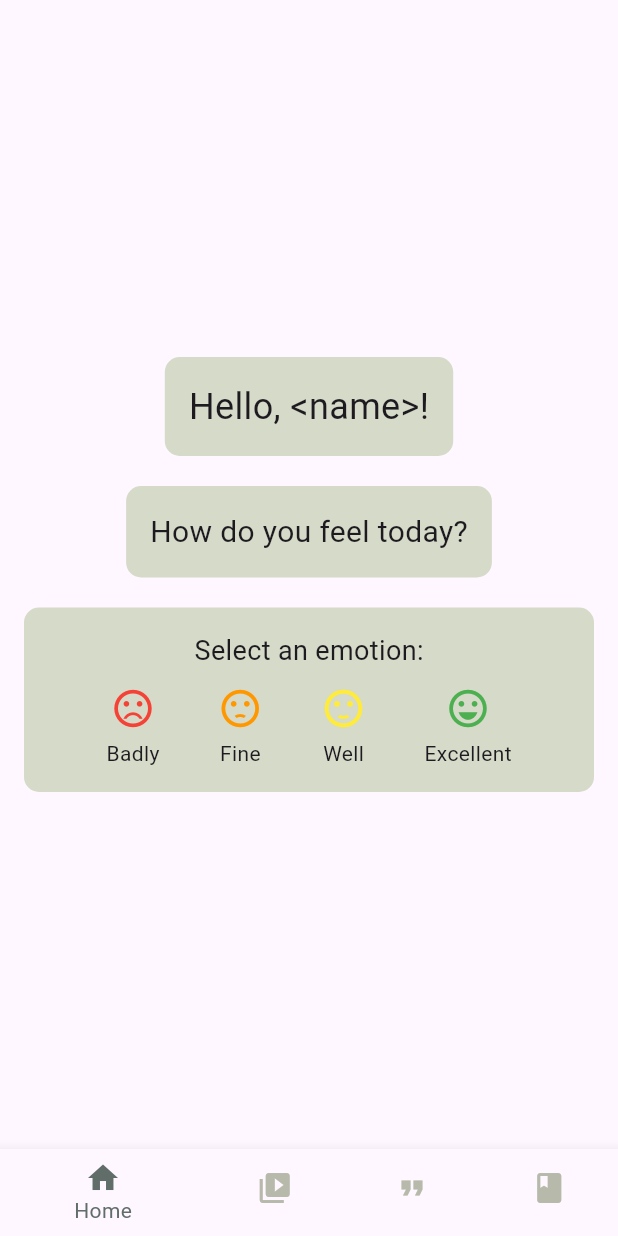
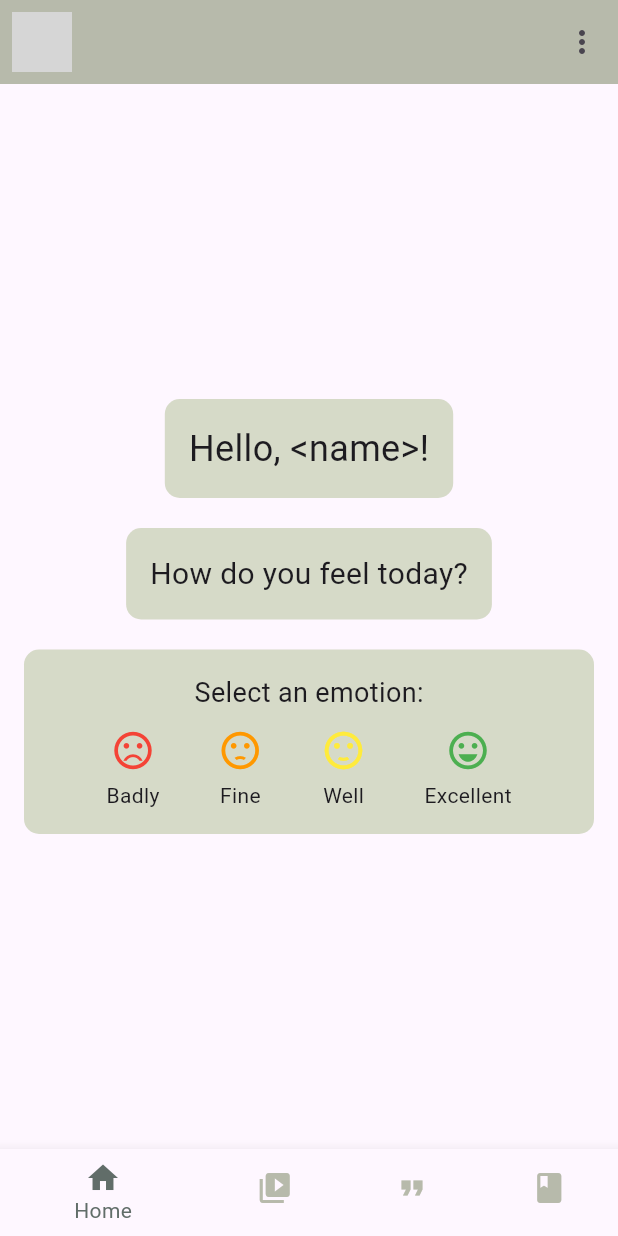
Before and after one commit to iamkasumi/AppDev, a Flutter app: the screen it shows after launch, on a phone screen of 412 x 824 dp. Run offline on Flutter 3.47's test engine with Material 3 defaults, Android fonts, the phone set to English and light mode, and no system bars; grey boxes are pictures that could not be loaded.

Commit message:
made appbar

```diff
--- a/mental_health/lib/pages/home_page.dart
+++ b/mental_health/lib/pages/home_page.dart
@@ -28,6 +28,21 @@ class _HomePageState extends State<HomePage> {
   @override
   Widget build(BuildContext context) {
     return Scaffold(
+      appBar: AppBar(
+        backgroundColor: Color.fromARGB(255, 183, 186, 171),
+        leading: Padding(
+          padding: const EdgeInsets.all(8.0),
+          child: Image.asset('images/butterfly.jpg'),
+        ),
+        actions: <Widget>[
+          IconButton(
+            icon: Icon(Icons.more_vert),
+            onPressed: () {
+              // Handle menu action
+            },
+          ),
+        ],
+      ),
       body: Center(
         child: _pages.elementAt(_selectedIndex),
       ),
@@ -70,7 +85,6 @@ class HomeScreen extends StatelessWidget {
         child: Column(
           mainAxisAlignment: MainAxisAlignment.center,
           children: <Widget>[
-
             Container(
               padding: const EdgeInsets.all(16.0),
               decoration: BoxDecoration(
@@ -83,7 +97,6 @@ class HomeScreen extends StatelessWidget {
               ),
             ),
             const SizedBox(height: 20),
-
             Container(
               padding: const EdgeInsets.all(16.0),
               decoration: BoxDecoration(
@@ -96,7 +109,6 @@ class HomeScreen extends StatelessWidget {
               ),
             ),
             const SizedBox(height: 20),
-
             Container(
               padding: const EdgeInsets.all(16.0),
               decoration: BoxDecoration(
```
Also changed, not shown: mental_health/assets/images/butterfly.jpg (added).
